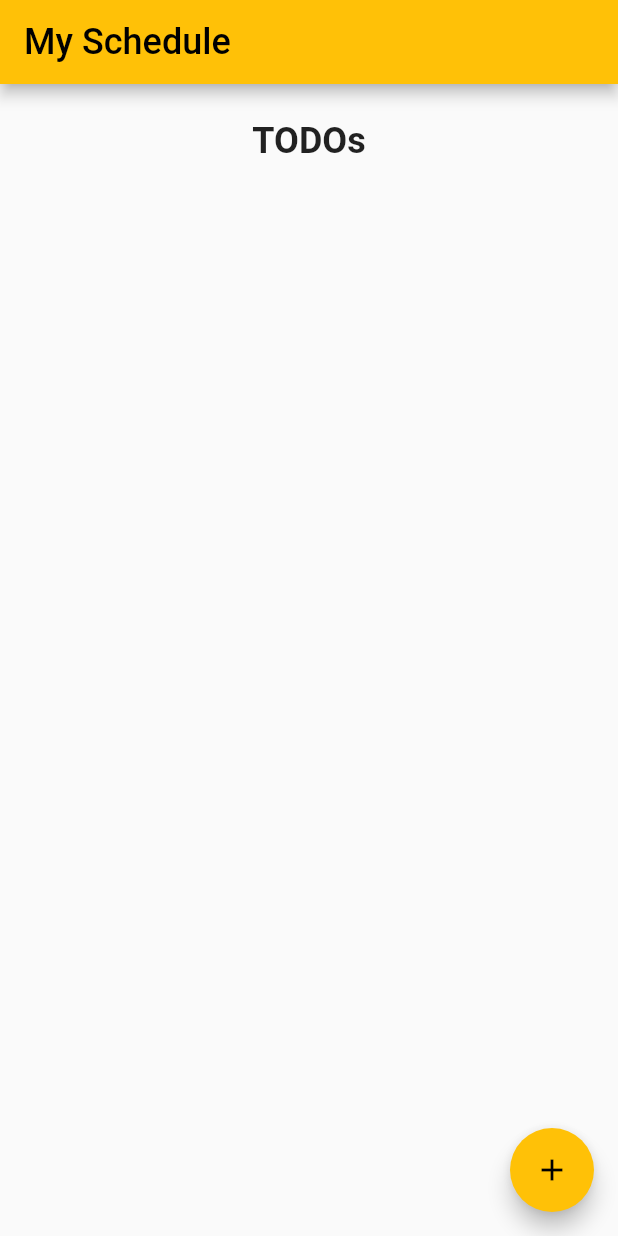
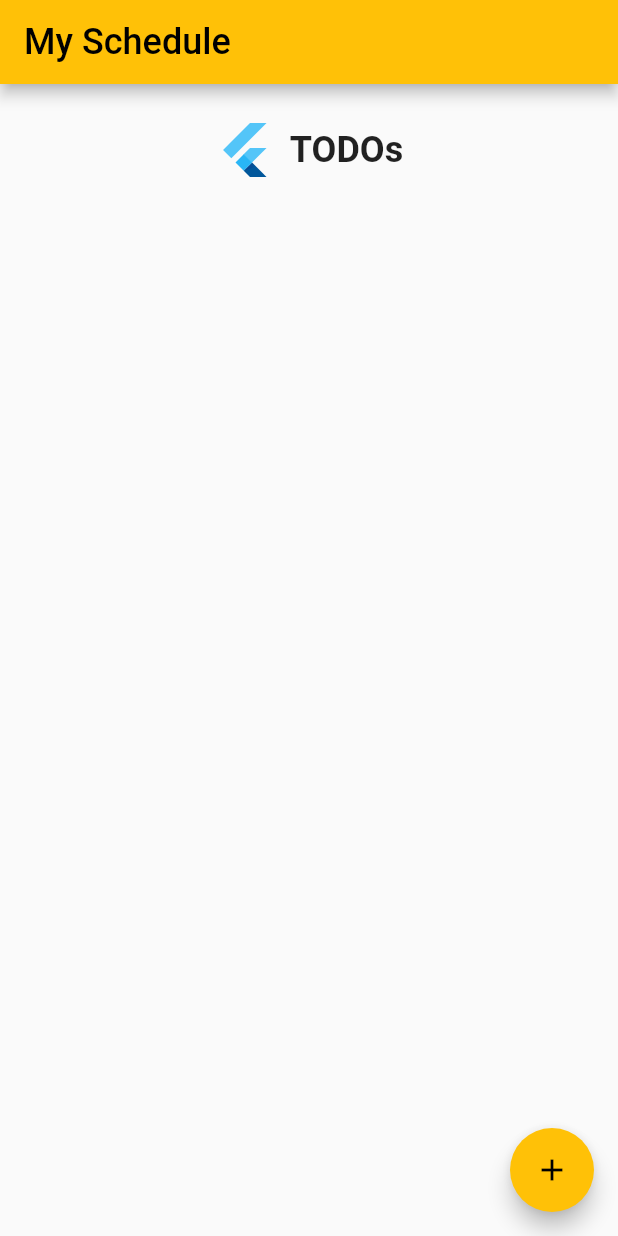
Before and after one commit to ogunkapc/TODO, a Flutter app: the screen it shows after launch, on a phone screen of 412 x 824 dp. Run offline on Flutter 3.47's test engine with Material 2 defaults, Android fonts, the phone set to English and light mode, and no system bars.

Commit message:
added flutter logo cause I felt like :)

```diff
--- a/lib/todo.dart
+++ b/lib/todo.dart
@@ -43,11 +43,22 @@ class _TodoAppState extends State<TodoApp> {
         ),
         body: Column(
           children: [
-            const Padding(
-              padding: EdgeInsets.all(24),
-              child: Text(
-                "TODOs",
-                style: TextStyle(fontSize: 24, fontWeight: FontWeight.bold),
+            Padding(
+              padding: const EdgeInsets.all(24),
+              child: Row(
+                mainAxisAlignment: MainAxisAlignment.center,
+                children: const [
+                  FlutterLogo(
+                    size: 40,
+                  ),
+                  SizedBox(
+                    width: 10,
+                  ),
+                  Text(
+                    "TODOs",
+                    style: TextStyle(fontSize: 24, fontWeight: FontWeight.bold),
+                  ),
+                ],
               ),
             ),
             SizedBox(
```
